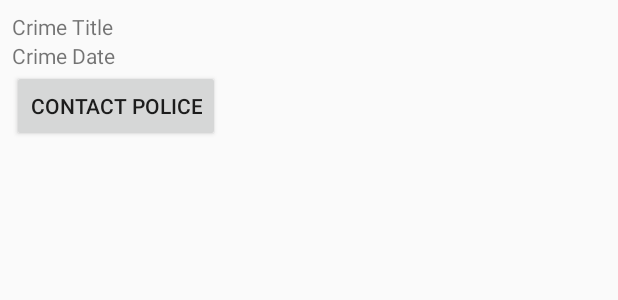
After one commit to arrmixer/Android, an Android app: the layout contact_police.xml on its own in the app's theme, with its tools: preview values and no code run, on a phone screen of 412 x 824 dp. The commit adds this screen. Shown: the top 300 px of the screen. Run offline under Robolectric (Android 15) with nearby library versions, the phone set to English and light mode, and no system bars.

Commit message:
finish Chapter 8 challenge

```diff
--- a/app/build.gradle
+++ b/app/build.gradle
@@ -16,6 +16,10 @@ android {
             proguardFiles getDefaultProguardFile('proguard-android.txt'), 'proguard-rules.pro'
         }
     }
+    compileOptions {
+        targetCompatibility 1.8
+        sourceCompatibility 1.8
+    }
 }
 
 dependencies {
--- a/app/src/main/java/com/example/andriod/criminalintent/CrimeLab.java
+++ b/app/src/main/java/com/example/andriod/criminalintent/CrimeLab.java
@@ -28,6 +28,7 @@ public class CrimeLab {
             Crime crime = new Crime();
             crime.setTitle("Crime #" + i);
             crime.setSolved(i % 2 == 0);
+            crime.setRequirePolice(i % 2 != 0);
             mCrimes.add(crime);
         }
     }
--- /dev/null
+++ b/app/src/main/res/layout/contact_police.xml
@@ -0,0 +1,25 @@
+<?xml version="1.0" encoding="utf-8"?>
+<LinearLayout
+    xmlns:android="http://schemas.android.com/apk/res/android"
+    android:layout_width="match_parent"
+    android:layout_height="wrap_content"
+    android:orientation="vertical"
+    android:padding="8dp">
+    <TextView
+        android:id="@+id/crime_title"
+        android:layout_width="match_parent"
+        android:layout_height="wrap_content"
+        android:text="Crime Title"/>
+
+    <TextView
+        android:id="@+id/crime_date"
+        android:layout_width="match_parent"
+        android:layout_height="wrap_content"
+        android:text="Crime Date"/>
+    <Button
+        android:layout_width="wrap_content"
+        android:layout_height="wrap_content"
+        android:text="contact police"/>
+
+
+</LinearLayout>
--- /dev/null
+++ b/app/src/main/res/values/bools.xml
@@ -0,0 +1,4 @@
+<?xml version="1.0" encoding="utf-8"?>
+<resources>
+    <bool name="police_required">true</bool>
+</resources>
```
Also changed, not shown: app/src/main/java/com/example/andriod/criminalintent/Crime.java (+9 -0 lines), app/src/main/java/com/example/andriod/criminalintent/CrimeListFragment.java (+42 -4 lines).
